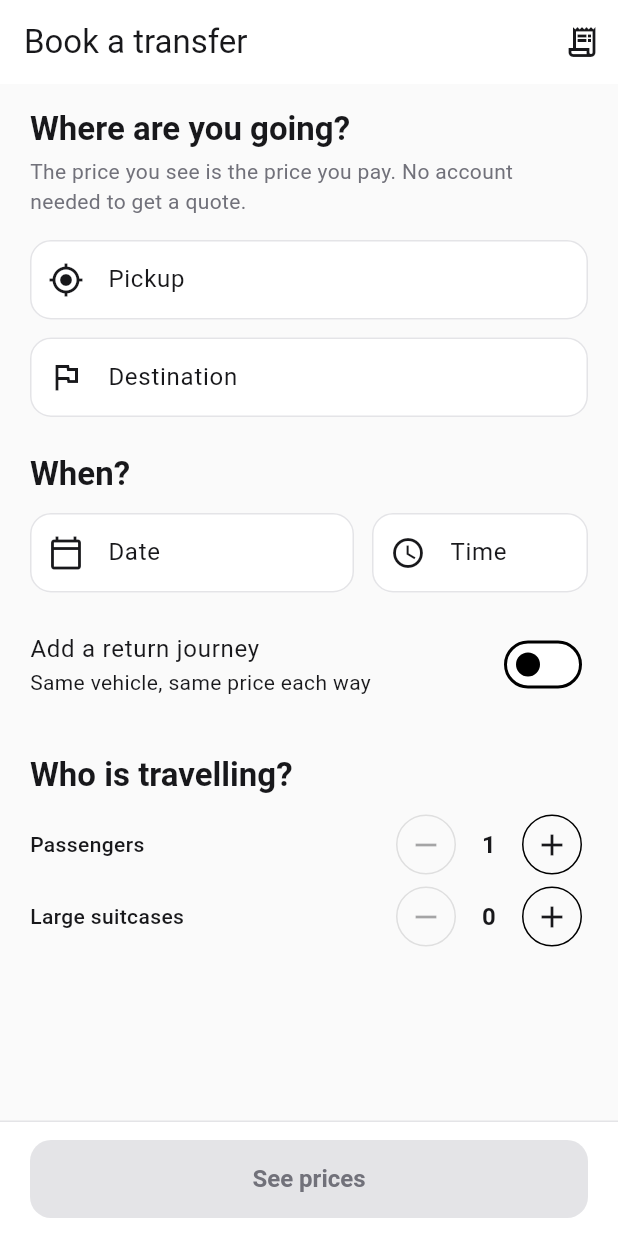
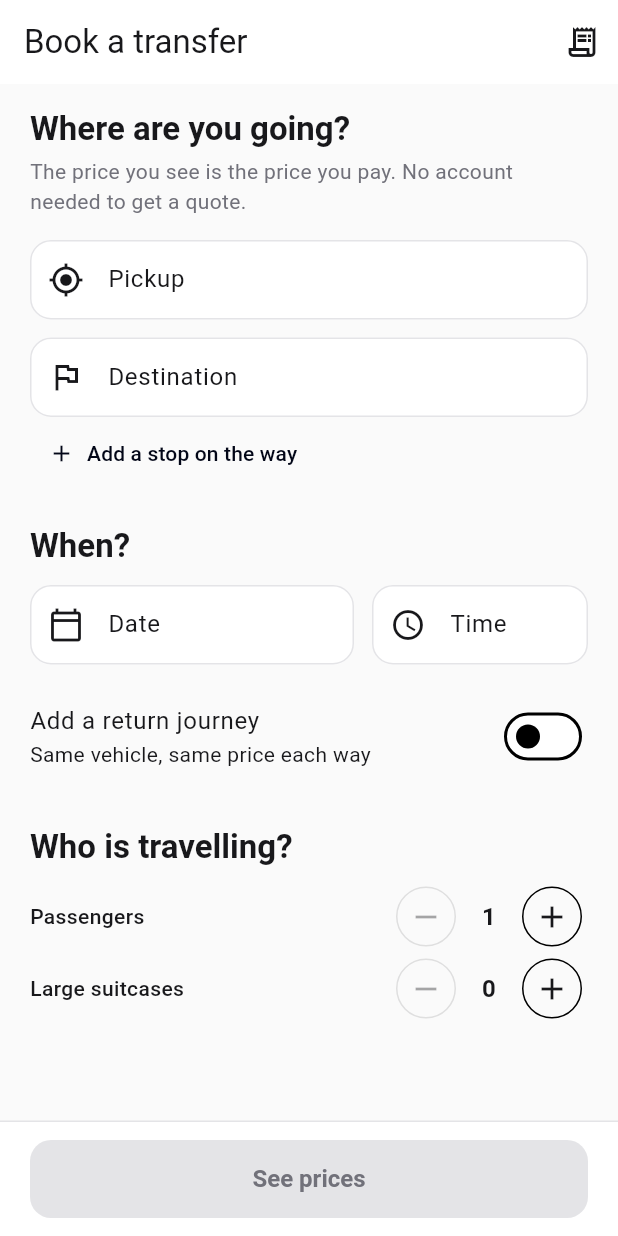
Before and after one commit to amirkhayam01/saintlink-flutter, a Flutter app: the screen it shows after launch, on a phone screen of 412 x 824 dp. Run offline on Flutter 3.47's test engine with Material 3 defaults, Android fonts, the phone set to English and light mode, and no system bars; our stand-ins replace dio, flutter_riverpod, flutter_secure_storage, freezed_annotation, go_router; missing offline and left inert: flutter_stripe; network calls fail.

Commit message:
Expose via stops in the journey form
Up to five stops (the server's limit) between pickup and destination,
each an AddressField with a remove button. Empty stops are dropped from
the payload so addresses and waypoints stay aligned. Shown on the details
summary too.

Co-Authored-By: Claude Opus 5 <noreply@anthropic.com>

```diff
--- a/lib/src/features/booking/details_screen.dart
+++ b/lib/src/features/booking/details_screen.dart
@@ -85,6 +85,8 @@ class _DetailsScreenState extends ConsumerState<DetailsScreen> {
                     Text(vehicle?.name ?? '', style: const TextStyle(fontWeight: FontWeight.w700, fontSize: 16)),
                     const SizedBox(height: 8),
                     _RouteLine(icon: Icons.my_location, text: journey.pickup.address),
+                    for (final stop in journey.via.where((stop) => !stop.isEmpty))
+                      _RouteLine(icon: Icons.add_location_alt_outlined, text: stop.address),
                     _RouteLine(icon: Icons.flag_outlined, text: journey.dropoff.address),
                     const SizedBox(height: 8),
                     if (journey.pickupDate != null && journey.pickupTime != null)
--- a/lib/src/features/booking/journey_screen.dart
+++ b/lib/src/features/booking/journey_screen.dart
@@ -50,6 +50,26 @@ class JourneyScreen extends ConsumerWidget {
             value: journey.pickup,
             onChanged: (place) => controller.updateJourney((j) => j.copyWith(pickup: place)),
           ),
+          for (var i = 0; i < journey.via.length; i++) ...[
+            const SizedBox(height: 12),
+            Row(
+              children: [
+                Expanded(
+                  child: AddressField(
+                    label: 'Stop ${i + 1}',
+                    icon: Icons.add_location_alt_outlined,
+                    value: journey.via[i],
+                    onChanged: (place) => controller.updateJourney((j) => j.setViaStop(i, place)),
+                  ),
+                ),
+                IconButton(
+                  tooltip: 'Remove stop',
+                  icon: const Icon(Icons.close),
+                  onPressed: () => controller.updateJourney((j) => j.removeViaStop(i)),
+                ),
+              ],
+            ),
+          ],
           const SizedBox(height: 12),
           AddressField(
             label: 'Destination',
@@ -57,6 +77,15 @@ class JourneyScreen extends ConsumerWidget {
             value: journey.dropoff,
             onChanged: (place) => controller.updateJourney((j) => j.copyWith(dropoff: place)),
           ),
+          if (journey.canAddViaStop)
+            Align(
+              alignment: Alignment.centerLeft,
+              child: TextButton.icon(
+                onPressed: () => controller.updateJourney((j) => j.addViaStop()),
+                icon: const Icon(Icons.add, size: 18),
+                label: Text(journey.via.isEmpty ? 'Add a stop on the way' : 'Add another stop'),
+              ),
+            ),
           const SizedBox(height: 24),
           const SectionTitle('When?'),
           const SizedBox(height: 12),
```
Also changed, not shown: lib/src/features/booking/journey_draft.dart (+20 -2 lines), 2 other files.
